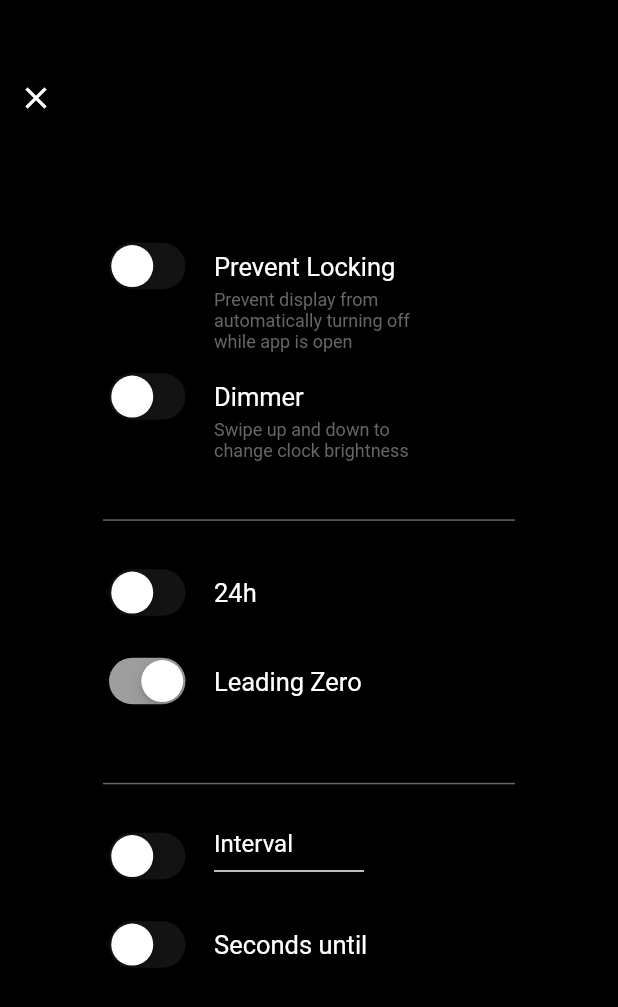
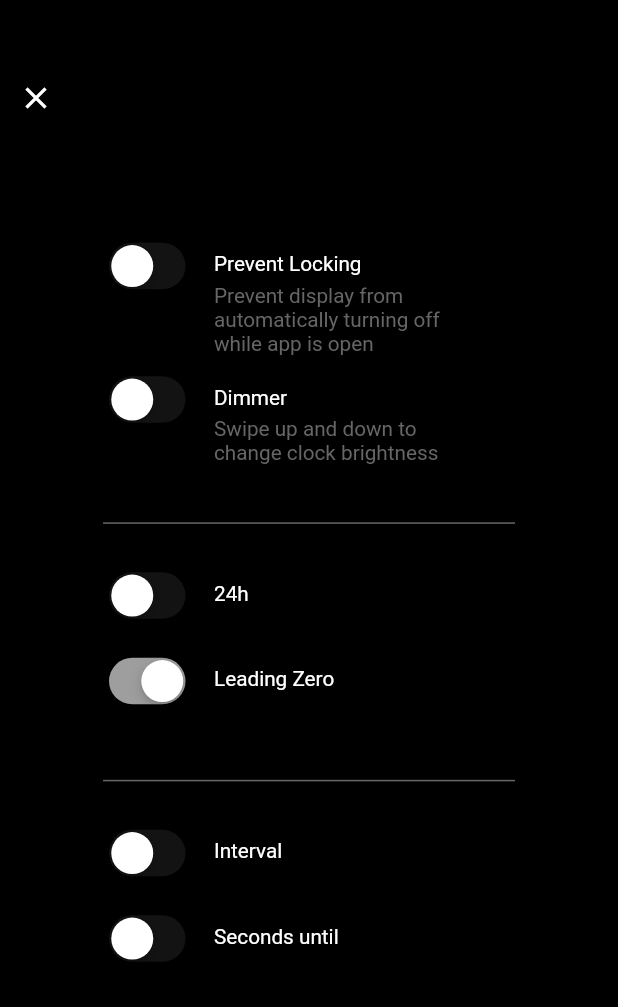
Before and after one commit to IshikaLunagariya/ishika-lunagariya, a Flutter app: the SettingScreen screen opened by its route, on a phone screen of 412 x 824 dp. Shown: the top 1007 px of the screen. Run offline on Flutter 3.47's test engine with Material 2 defaults, Android fonts, the light colour scheme and no system bars; our stand-ins replace fluttertoast, get, shared_preferences, wakelock; missing offline and left inert: screen_brightness; accounts and stored records are empty.

Commit message:
- Ui Changes

```diff
--- a/lib/modules/setting_screen/presentation/setting_screen.dart
+++ b/lib/modules/setting_screen/presentation/setting_screen.dart
@@ -1,3 +1,4 @@
+import 'dart:async';
 import 'dart:developer';
 
 import 'package:clock_simple/modules/setting_screen/controller/setting_controller.dart';
@@ -14,6 +15,7 @@ import 'package:get/get.dart';
 import '../../../utils/navigation_utils/navigation.dart';
 import '../../../utils/navigation_utils/routes.dart';
 import '../../../widget/custom_switch.dart';
+import '../../../widget/custom_text_feild.dart';
 
 class SettingScreen extends StatefulWidget {
   SettingScreen({Key? key}) : super(key: key);
@@ -56,14 +58,14 @@ class _SettingScreenState extends State<SettingScreen> {
                       icon: Icon(Icons.close, color: AppColor.whiteColor),
                     ),
                     Padding(
-                      padding: EdgeInsets.symmetric(horizontal: Get.width / 6, vertical: Get.height / 12),
+                      padding:  EdgeInsets.symmetric(horizontal: Get.width / 6, vertical: Get.height / 12),
                       child: Column(
                         children: [
                           CustomSwitchWidget(
                             title: AppText(
                               text: AppString.preventLocking,
                               color: AppColor.whiteColor,
-                              fontSize: 17,
+                              fontSize: SizeUtils.screenHeight < 300 ? SizeUtils.fSize_2() :SizeUtils.fSize_12(),
                             ),
                             subTitle: AppString.preventLockingDes,
                             onChange: (value) async {
@@ -76,7 +78,7 @@ class _SettingScreenState extends State<SettingScreen> {
                             title: AppText(
                               text: AppString.dimmer,
                               color: AppColor.whiteColor,
-                              fontSize: 17,
+                              fontSize: SizeUtils.screenHeight < 300 ? SizeUtils.fSize_2() :SizeUtils.fSize_12(),
                             ),
                             subTitle: AppString.dimmerDes,
                             onChange: (value) async {
@@ -94,7 +96,7 @@ class _SettingScreenState extends State<SettingScreen> {
                             title: AppText(
                               text: AppString.hourFormate,
                               color: AppColor.whiteColor,
-                              fontSize: 17,
+                              fontSize: SizeUtils.screenHeight < 300 ? SizeUtils.fSize_2() :SizeUtils.fSize_12(),
                             ),
                             onChange: (value) async {
                               settingController.hourFormat.value = value;
@@ -106,7 +108,7 @@ class _SettingScreenState extends State<SettingScreen> {
                             title: AppText(
                               text: AppString.leadingZero,
                               color: AppColor.whiteColor,
-                              fontSize: 17,
+                              fontSize: SizeUtils.screenHeight < 300 ? SizeUtils.fSize_2() :SizeUtils.fSize_12(),
                             ),
                             onChange: (value) async {
                               settingController.leadingZero.value = value;
@@ -120,33 +122,19 @@ class _SettingScreenState extends State<SettingScreen> {
                             thickness: 1,
                           ),
                           CustomSwitchWidget(
-                            title: SizedBox(
+                            title: settingController.intervalSwitch.value
+                                ? SizedBox(
                                     width: 100,
                                     height: 20,
-                              child: TextFormField(
+                                    child: CustomTextFormField(
                                       inputFormatters: [
                                         FilteringTextInputFormatter.digitsOnly,
                                         LengthLimitingTextInputFormatter(2),
                                         FilteringTextInputFormatter.deny(" "),
                                         FilteringTextInputFormatter.deny("."),
                                       ],
-                                toolbarOptions: const ToolbarOptions(
-                                  selectAll: false,
-                                  cut: false,
-                                  copy: false,
-                                  paste: false,
-                                ),
-                                cursorColor: AppColor.whiteColor,
                                       keyboardType: TextInputType.number,
-                                style: TextStyle(
-                                  color: AppColor.whiteColor,
-                                  fontWeight: FontWeight.w400,
-                                ),
-                                onTap: () {
-                                  settingController.minutesController.clear();
-                                },
                                       onChanged: (value) {
-                                  settingController.minutesController.clear();
                                         settingController.minutesController.text = value;
                                       },
                                       onFieldSubmitted: (value) {
@@ -172,70 +160,48 @@ class _SettingScreenState extends State<SettingScreen> {
                                           settingController.minutesController.clear();
                                           settingController.minutesController.text = value;
                                           log("Set Interval");
-                                    settingController.setIntervalRemainder(
-                                      minutes: int.parse(
-                                        settingController.minutesController.text,
-                                      ),
-                                    );
+                                          Timer.periodic(
+                                              Duration(
+                                                minutes: int.parse(settingController.minutesController.text),
+                                              ), (Timer t) {
+                                            Fluttertoast.showToast(
+                                                msg: "Interval Created For ${settingController.minutesController.text} minute",
+                                                toastLength: Toast.LENGTH_LONG,
+                                                gravity: ToastGravity.TOP,
+                                                timeInSecForIosWeb: 1,
+                                                backgroundColor: Colors.white,
+                                                textColor: Colors.black,
+                                                fontSize: 16.0);
+                                          });
                                         }
                                       },
-                                readOnly: settingController.intervalSwitch.value ? false : true,
-                                decoration: InputDecoration(
-                                  hintText: settingController.intervalSwitch.value
-                                      ? settingController.minutesController.text ?? "Type Minute"
-                                      : AppString.interval,
-                                  hintStyle: TextStyle(
+                                      hint: "Type Minute",
+                                      hintColor: AppColor.whiteColor,
+                                    ),
+                                  )
+                                : AppText(
+                                    text: AppString.interval,
                                     color: AppColor.whiteColor,
-                                    fontWeight: FontWeight.w400,
+                                    fontSize: SizeUtils.screenHeight < 300 ? SizeUtils.fSize_2() :SizeUtils.fSize_12(),
                                   ),
-                                  focusedBorder: UnderlineInputBorder(
-                                    borderSide: BorderSide(
-                                      color: AppColor.whiteColor,
-                                    ),
-                                  ),
-                                  disabledBorder: UnderlineInputBorder(
-                                    borderSide: BorderSide(
-                                      color: AppColor.whiteColor,
-                                    ),
-                                  ),
-                                  enabledBorder: UnderlineInputBorder(
-                                    borderSide: BorderSide(
-                                      color: AppColor.whiteColor,
-                                    ),
-                                  ),
-                                  errorBorder: const UnderlineInputBorder(
-                                    borderSide: BorderSide(
-                                      color: Colors.red,
-                                    ),
-                                  ),
-                                ),
-                              ),
-                            ),
-                            // title: AppText(
-                            //   text: AppString.interval,
-                            //   color: AppColor.whiteColor,
-                            //   fontSize: 17,
-                            // ),
                             onChange: (value) async {
                               settingController.intervalSwitch.value = value;
                               await Preferences.instance.prefs?.setBool("intervalSwitch", settingController.intervalSwitch.value);
-                              settingController.minutesController.text = "Type Minute";
                             },
                             value: settingController.intervalSwitch.value,
                           ),
                           CustomSwitchWidget(
-                            title: Row(
-                              children: [
-                                settingController.secondsUntil.value
+                            title: settingController.secondsUntil.value
                                 ? DropdownButton<String>(
-                                        style: const TextStyle(color: Colors.white),
+                                    alignment: Alignment.center,
                                     value: settingController.dropdownvalue,
                                     items: settingController.secondList.map((String items) {
                                       return DropdownMenuItem(
                                         value: items,
-                                            child: Text(
-                                              items,
-                                              style: const TextStyle(color: Colors.black),
+                                        child: AppText(
+                                          text: items,
+                                          color: AppColor.blackColor,
+                                          fontSize: SizeUtils.screenHeight < 300 ? SizeUtils.fSize_2() :SizeUtils.fSize_12(),
                                         ),
                                       );
                                     }).toList(),
@@ -248,9 +214,10 @@ class _SettingScreenState extends State<SettingScreen> {
                                       return settingController.secondList.map((String items) {
                                         return DropdownMenuItem(
                                           value: items,
-                                              child: Text(
-                                                items,
-                                                style: const TextStyle(color: Colors.white),
+                                          child: AppText(
+                                            text: items,
+                                            color: AppColor.whiteColor,
+                                            fontSize: SizeUtils.screenHeight < 300 ? SizeUtils.fSize_2() :SizeUtils.fSize_12(),
                                           ),
                                         );
                                       }).toList();
@@ -259,9 +226,7 @@ class _SettingScreenState extends State<SettingScreen> {
                                 : AppText(
                                     text: AppString.secondsUntil,
                                     color: AppColor.whiteColor,
-                                        fontSize: 17,
-                                      ),
-                              ],
+                                    fontSize: SizeUtils.screenHeight < 300 ? SizeUtils.fSize_2() :SizeUtils.fSize_12(),
                                   ),
                             onChange: (value) async {
                               settingController.secondsUntil.value = value;
--- a/lib/widget/custom_switch.dart
+++ b/lib/widget/custom_switch.dart
@@ -1,4 +1,5 @@
 import 'package:clock_simple/utils/app_color.dart';
+import 'package:clock_simple/utils/size_utils.dart';
 import 'package:clock_simple/widget/app_text.dart';
 import 'package:flutter/cupertino.dart';
 import 'package:flutter/material.dart';
@@ -39,7 +40,7 @@ class CustomSwitchWidget extends StatelessWidget {
                 child: AppText(
                   text: subTitle ?? "",
                   color: AppColor.gray,
-                  fontSize: 12,
+                  fontSize: SizeUtils.screenHeight < 300 ? SizeUtils.fSize_2() :SizeUtils.fSize_12(),
                 ),
               ),
             ],
```
Also changed, not shown: lib/widget/custom_text_feild.dart (added, +219 -0 lines). Lines whose indentation alone changed are shown as unchanged.
